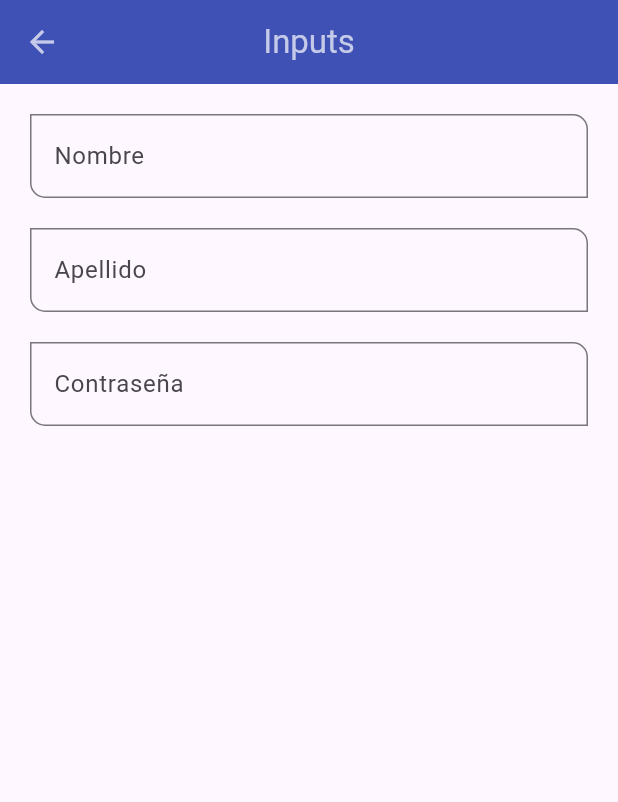
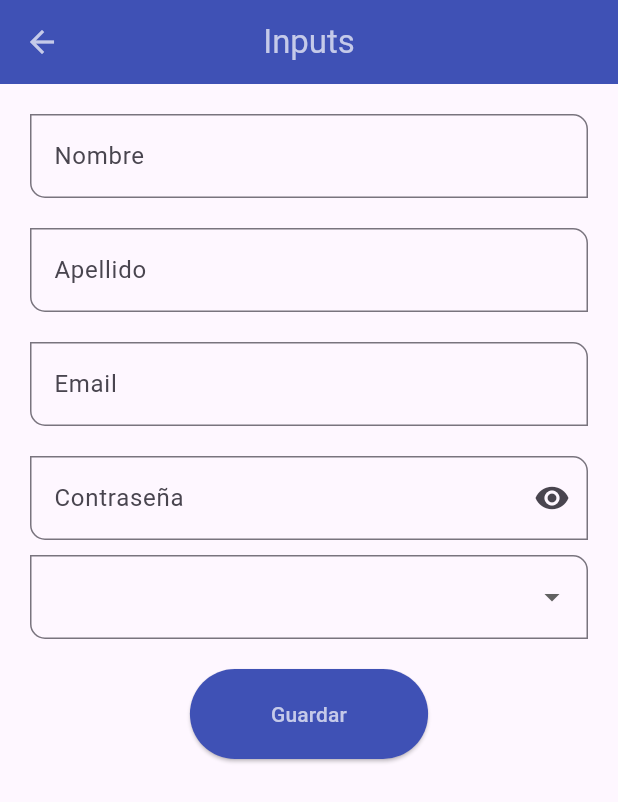
Before and after one commit to GrimmGW/Componentes-de-Flutter-Prog-III, a Flutter app: the InputsScreen screen opened by its route, on a phone screen of 412 x 824 dp. Shown: the top 802 px of the screen. Run offline on Flutter 3.47's test engine with Material 3 defaults, Android fonts, the phone set to English and light mode, and no system bars; our stand-ins replace google_nav_bar; network calls fail.

Commit message:
Finalizando inputs screen y agregando slider screen

```diff
--- a/lib/routes/app_routes.dart
+++ b/lib/routes/app_routes.dart
@@ -14,7 +14,8 @@ class AppRoutes {
     MenuOptions(route: 'container', icon: Icons.gif_box_rounded, name: 'Container Screen', screen: const ContainerScreen()),
     MenuOptions(route: 'dependencies', icon: Icons.temple_hindu_sharp, name: 'Dependencies Screen', screen: const DependenciesScreen()),
     MenuOptions(route: 'avatar', icon: Icons.person_2_rounded, name: 'Avatar Screen', screen: const AvatarScreen()),
-    MenuOptions(route: 'inputs', icon: Icons.input_rounded, name: 'Inputs Screen', screen: const InputsScreen())
+    MenuOptions(route: 'inputs', icon: Icons.input_rounded, name: 'Inputs Screen', screen: const InputsScreen()),
+    MenuOptions(route: 'slider', icon: Icons.social_distance_rounded, name: 'Slider y Checks', screen: const SliderScreen()),
   ];
 
   static Map<String, Widget Function(BuildContext)> routes = {
@@ -26,5 +27,6 @@ class AppRoutes {
     'dependencies' : (BuildContext context) => const DependenciesScreen(),
     'avatar'       : (BuildContext context) => const AvatarScreen(),
     'inputs'       : (BuildContext context) => const InputsScreen(),
+    'slider'       : (BuildContext context) => const SliderScreen(),
   };
 }
--- a/lib/screens/avatar_screen.dart
+++ b/lib/screens/avatar_screen.dart
@@ -13,14 +13,14 @@ class AvatarScreen extends StatelessWidget {
           Container(
             margin: EdgeInsets.only(right: 15),
             child: CircleAvatar(
-              backgroundImage: NetworkImage('https://static.tvtropes.org/pmwiki/pub/images/thecathodehimself.png'),
+              child: Text('HL'),
             ),
           )
         ],
       ),
       body: Center(
          child: CircleAvatar(
-          backgroundImage: NetworkImage('https://static.tvtropes.org/pmwiki/pub/images/thecathodehimself.png'),
+          backgroundImage: NetworkImage('https://i.imgur.com/3yKHuRy.png'),
           radius: 50,
          )
       ),
--- a/lib/screens/inputs_screen.dart
+++ b/lib/screens/inputs_screen.dart
@@ -28,11 +28,43 @@ class InputsScreen extends StatelessWidget {
                   obscureTextValue: false,
                 ),
                 CustomInput(
+                  hintTextValue: 'Ingresa tu email',
+                  labelTextValue: 'Email',
+                  keyboardTypeValue: TextInputType.emailAddress,
+                  obscureTextValue: false
+                ),
+                CustomInput(
                   hintTextValue: 'Ingresa tu contraseña',
                   labelTextValue: 'Contraseña',
                   keyboardTypeValue: TextInputType.text,
                   obscureTextValue: true,
+                  icon: Icons.remove_red_eye_rounded,
                 ),
+
+                DropdownButtonFormField(
+                  items: [
+                    DropdownMenuItem(
+                      child: Text('Usuario'),
+                      value: 'user',
+                    ),
+                    DropdownMenuItem(
+                      child: Text('Administrador'),
+                      value: 'admin',
+                    ),
+                  ],
+                  onChanged: ( value ){
+
+                  }
+                ),
+                SizedBox(height: 20),
+                ElevatedButton(
+                  onPressed: (){},
+                  child: Padding(
+                    padding: EdgeInsetsGeometry.symmetric(horizontal: 30, vertical: 20),
+                    child: Text('Guardar'),
+                  )
+                )
+
               ],
             ),
           ),
--- a/lib/screens/screens.dart
+++ b/lib/screens/screens.dart
@@ -6,3 +6,4 @@ export 'package:fl_components/screens/dependencies_screen.dart';
 export 'package:fl_components/screens/inputs_screen.dart';
 export 'package:fl_components/screens/listview_screen.dart';
 export 'package:fl_components/screens/listview2_screen.dart';
+export 'package:fl_components/screens/slider_screen.dart';
--- a/lib/themes/theme.dart
+++ b/lib/themes/theme.dart
@@ -32,6 +32,13 @@ class AppTheme {
       style: ButtonStyle(
         foregroundColor: WidgetStateProperty.all(primary),
       )
+    ),
+
+    elevatedButtonTheme: ElevatedButtonThemeData(
+      style: ButtonStyle(
+        backgroundColor: WidgetStateProperty.all(AppTheme.primary),
+        foregroundColor: WidgetStateProperty.all(AppTheme.primaryClear),
+      ),
     ),
 
     //Tema para inputs
--- a/lib/widgets/custom_input.dart
+++ b/lib/widgets/custom_input.dart
@@ -6,6 +6,7 @@ class CustomInput extends StatelessWidget {
   final String labelTextValue;
   final TextInputType keyboardTypeValue;
   final bool obscureTextValue;
+  final IconData? icon;
 
 
   const CustomInput({
@@ -14,6 +15,7 @@ class CustomInput extends StatelessWidget {
     required this.labelTextValue,
     required this.keyboardTypeValue,
     required this.obscureTextValue,
+    this.icon
   });
 
   @override
@@ -29,6 +31,10 @@ class CustomInput extends StatelessWidget {
         onChanged: (value) {
           print('Valor actual: $value');
         },
+        validator: ( value ){
+          if ( value == null ) return 'Este campo es requerido';
+          return value.length < 3 ? 'Minimo 3 caracteres' : null;
+        },
         autovalidateMode: AutovalidateMode.onUserInteraction,
         decoration: InputDecoration(
           hintText: hintTextValue,
@@ -37,10 +43,11 @@ class CustomInput extends StatelessWidget {
           // prefixIcon: Icon(Icons.person),
           // icon: Icon(Icons.person),
 
-          // suffixIcon: IconButton(
-          //   onPressed: (){},
-          //   icon: Icon(Icons.remove_red_eye)
-          // ),
+          suffixIcon: icon != null ?
+           IconButton(
+            onPressed: (){},
+            icon: Icon(Icons.remove_red_eye)
+          ) : null,
         ),
       ),
     );
```
Also changed, not shown: lib/screens/slider_screen.dart (added, +88 -0 lines), assets/icons/mr_tenna_dancing.png (added), 1 other file.
